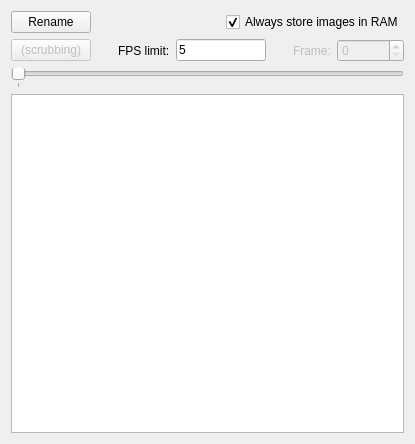
Above: source/cpp/Flipper/Flipper.ui from erikhvatum/RisWidget before the change. Below: the same form after it.
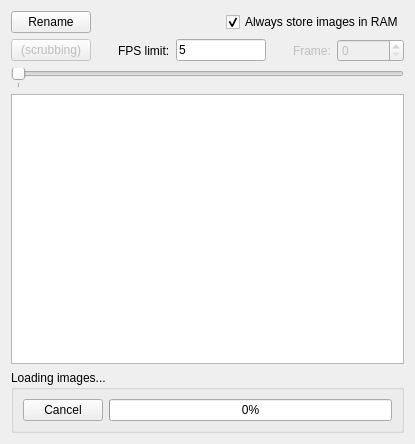
That is the form after the change.

```diff
--- a/source/cpp/Flipper/Flipper.ui
+++ b/source/cpp/Flipper/Flipper.ui
@@ -196,6 +196,29 @@
      </property>
     </widget>
    </item>
+   <item>
+    <widget class="QGroupBox" name="m_loadingGroupbox">
+     <property name="title">
+      <string>Loading images...</string>
+     </property>
+     <layout class="QHBoxLayout" name="horizontalLayout_3">
+      <item>
+       <widget class="QPushButton" name="m_loadingCancelButton">
+        <property name="text">
+         <string>Cancel</string>
+        </property>
+       </widget>
+      </item>
+      <item>
+       <widget class="QProgressBar" name="m_loadingProgressbar">
+        <property name="value">
+         <number>0</number>
+        </property>
+       </widget>
+      </item>
+     </layout>
+    </widget>
+   </item>
   </layout>
  </widget>
  <tabstops>
```
